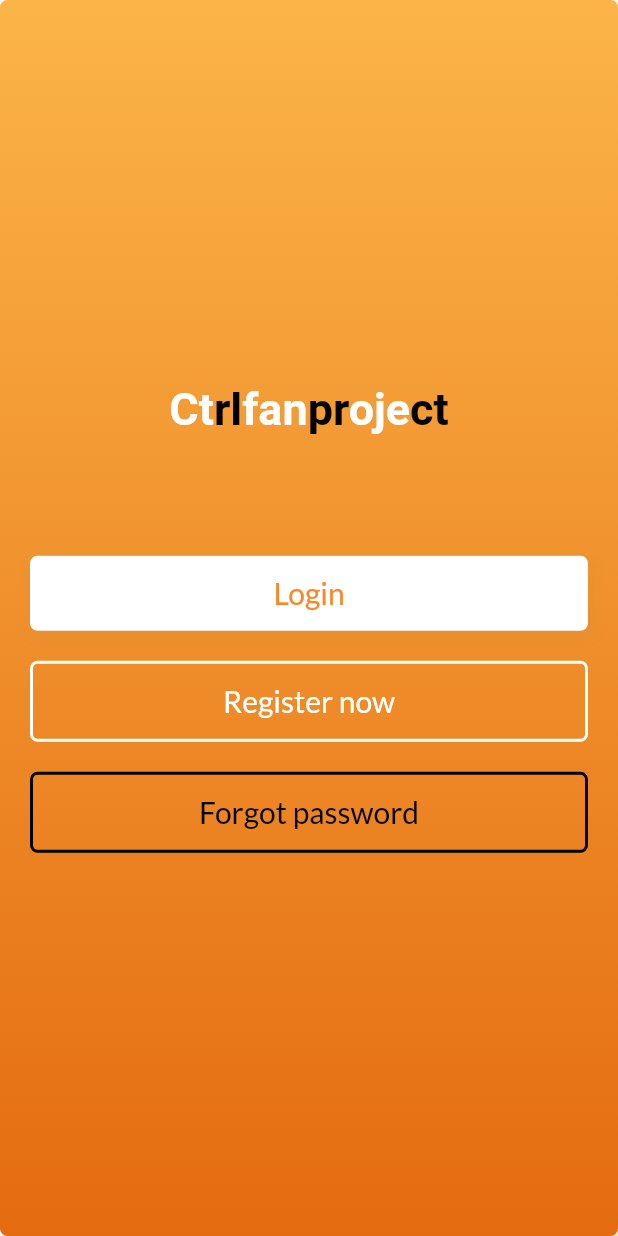
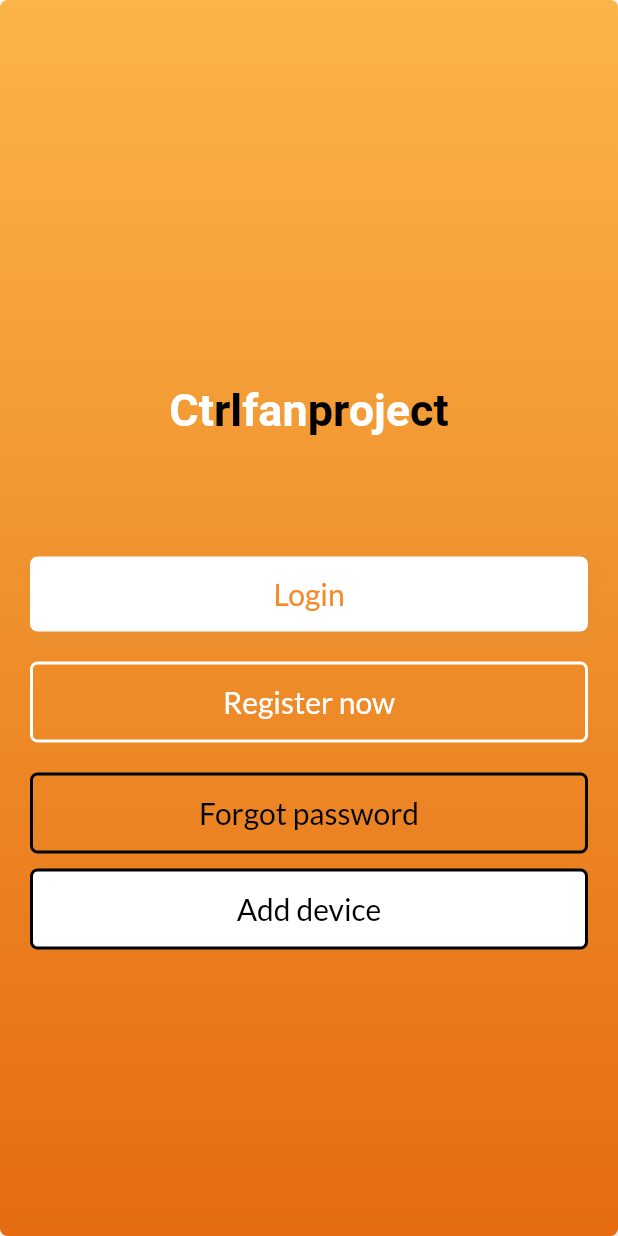
Before and after one commit to zikwall/ctrl-fan-project, a Flutter app: the screen it shows after launch, on a phone screen of 412 x 824 dp. Run offline on Flutter 3.47's test engine with Material 2 defaults, Android fonts, the phone set to English and light mode, and no system bars; our stand-ins replace better_player, google_fonts.

Commit message:
Review welcome screen

```diff
--- a/lib/screens/welcome/screen.dart
+++ b/lib/screens/welcome/screen.dart
@@ -1,4 +1,5 @@
 // native
+import 'dart:async';
 import 'package:flutter/material.dart';
 
 // application
@@ -17,7 +18,133 @@ class WelcomeScreen extends StatefulWidget {
 }
 
 class _WelcomeScreenState extends State<WelcomeScreen> {
-  Widget _submitButton() {
+  bool isLoaded = false;
+
+  @override
+  void initState() {
+    super.initState();
+
+    // simulate call API
+    Future.delayed(const Duration(milliseconds: 3000), () {
+      setState(() {
+        isLoaded = true;
+      });
+    });
+  }
+
+  @override
+  Widget build(BuildContext context) {
+    if (!isLoaded) {
+      return _splash(context);
+    }
+
+    return Scaffold(
+      body: SingleChildScrollView(
+        child: Container(
+          padding: EdgeInsets.symmetric(horizontal: 20),
+          height: MediaQuery.of(context).size.height,
+          decoration: BoxDecoration(
+              borderRadius: BorderRadius.all(Radius.circular(5)),
+              boxShadow: <BoxShadow>[
+                BoxShadow(
+                    color: Colors.grey.shade200,
+                    offset: Offset(2, 4),
+                    blurRadius: 5,
+                    spreadRadius: 2
+                )
+              ],
+              gradient: LinearGradient(
+                  begin: Alignment.topCenter,
+                  end: Alignment.bottomCenter,
+                  colors: [Color(0xfffbb448), Color(0xffe46b10)]
+              )
+          ),
+          child: Column(
+            crossAxisAlignment: CrossAxisAlignment.center,
+            mainAxisAlignment: MainAxisAlignment.center,
+            children: <Widget>[
+              SizedBox(
+                height: 65,
+              ),
+              CtrlFanProjectLabel(context, false),
+              SizedBox(
+                height: 80,
+              ),
+              _submitButton(context),
+              SizedBox(
+                height: 20,
+              ),
+              _signUpButton(context),
+              SizedBox(
+                height: 20,
+              ),
+              _forgotButton(context),
+              SizedBox(
+                height: 10,
+              ),
+              _addDeviceButton(context),
+            ],
+          ),
+        ),
+      ),
+    );
+  }
+}
+
+Widget _splash(BuildContext context) {
+  return Scaffold(
+    body: SingleChildScrollView(
+      child: Container(
+        padding: EdgeInsets.symmetric(horizontal: 20),
+        height: MediaQuery.of(context).size.height,
+        width: MediaQuery.of(context).size.width,
+        decoration: BoxDecoration(
+            borderRadius: BorderRadius.all(Radius.circular(5)),
+            boxShadow: <BoxShadow>[
+              BoxShadow(
+                  color: Colors.grey.shade200,
+                  offset: Offset(2, 4),
+                  blurRadius: 5,
+                  spreadRadius: 2
+              )
+            ],
+            gradient: LinearGradient(
+                begin: Alignment.topCenter,
+                end: Alignment.bottomCenter,
+                colors: [Color(0xfffbb448), Color(0xffe46b10)]
+            )
+        ),
+        child: Column(
+          crossAxisAlignment: CrossAxisAlignment.center,
+          mainAxisAlignment: MainAxisAlignment.center,
+          children: <Widget>[
+            const Spacer(),
+            Center(
+              child: CtrlFanProjectLabel(context, false),
+            ),
+            const Spacer(),
+            new CircularProgressIndicator(
+              backgroundColor: Colors.white,
+              valueColor: new AlwaysStoppedAnimation<Color>(Color(0xfffbb448)),
+            ),
+            SizedBox(
+              height: 10,
+            ),
+            new Text("Loading...", style: TextStyle(
+              fontStyle: Theme.of(context).textTheme.display1.fontStyle,
+              fontSize: 12,
+              fontWeight: FontWeight.w300,
+              color: Colors.white,
+            )),
+            const Spacer(),
+          ],
+        ),
+      ),
+    ),
+  );
+}
+
+Widget _submitButton(BuildContext context) {
   return InkWell(
     onTap: () {
       Navigator.push(
@@ -35,7 +162,8 @@ class _WelcomeScreenState extends State<WelcomeScreen> {
                 color: Color(0xffdf8e33).withAlpha(100),
                 offset: Offset(2, 4),
                 blurRadius: 8,
-                  spreadRadius: 2)
+                spreadRadius: 2
+            )
           ],
           color: Colors.white
       ),
@@ -47,7 +175,7 @@ class _WelcomeScreenState extends State<WelcomeScreen> {
   );
 }
 
-  Widget _signUpButton() {
+Widget _signUpButton(BuildContext context) {
   return InkWell(
     onTap: () {
       Navigator.push(
@@ -70,7 +198,7 @@ class _WelcomeScreenState extends State<WelcomeScreen> {
   );
 }
 
-  Widget _forgotButton() {
+Widget _forgotButton(BuildContext context) {
   return InkWell(
     onTap: () {
       Navigator.push(
@@ -93,49 +221,24 @@ class _WelcomeScreenState extends State<WelcomeScreen> {
   );
 }
 
-  @override
-  Widget build(BuildContext context) {
-    return Scaffold(
-      body:SingleChildScrollView(
-        child:Container(
-          padding: EdgeInsets.symmetric(horizontal: 20),
-          height: MediaQuery.of(context).size.height,
+Widget _addDeviceButton(BuildContext context) {
+  return InkWell(
+    onTap: () {
+
+    },
+    child: Container(
+      width: MediaQuery.of(context).size.width,
+      padding: EdgeInsets.symmetric(vertical: 13),
+      alignment: Alignment.center,
       decoration: BoxDecoration(
         borderRadius: BorderRadius.all(Radius.circular(5)),
-              boxShadow: <BoxShadow>[
-                BoxShadow(
-                    color: Colors.grey.shade200,
-                    offset: Offset(2, 4),
-                    blurRadius: 5,
-                    spreadRadius: 2)
-              ],
-              gradient: LinearGradient(
-                  begin: Alignment.topCenter,
-                  end: Alignment.bottomCenter,
-                  colors: [Color(0xfffbb448), Color(0xffe46b10)]
-              )
+        border: Border.all(color: Colors.black, width: 2),
+        color: Colors.white,
       ),
-          child: Column(
-            crossAxisAlignment: CrossAxisAlignment.center,
-            mainAxisAlignment: MainAxisAlignment.center,
-            children: <Widget>[
-              CtrlFanProjectLabel(context, false),
-              SizedBox(
-                height: 80,
-              ),
-              _submitButton(),
-              SizedBox(
-                height: 20,
-              ),
-              _signUpButton(),
-              SizedBox(
-                height: 20,
-              ),
-              _forgotButton(),
-            ],
-          ),
+      child: Text(
+        'Add device',
+        style: TextStyle(fontSize: 20, color: Colors.black),
       ),
     ),
   );
 }
-}
```
Lines whose indentation alone changed are shown as unchanged.
